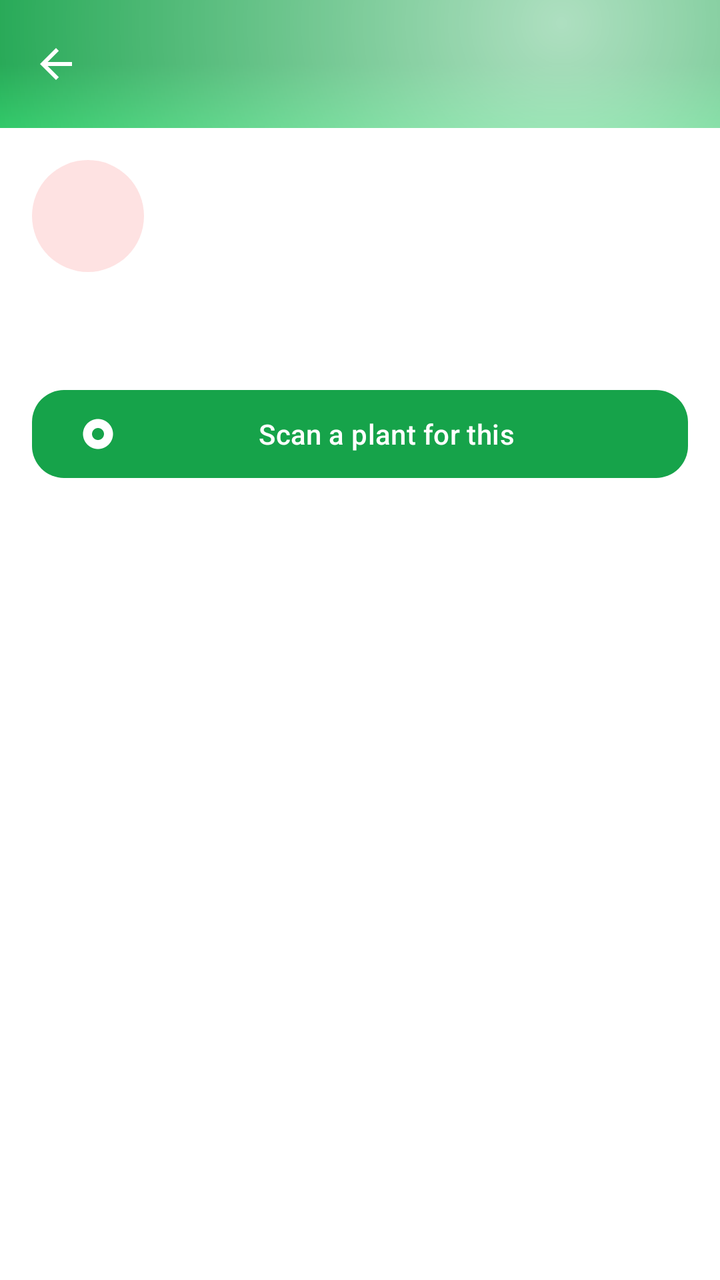
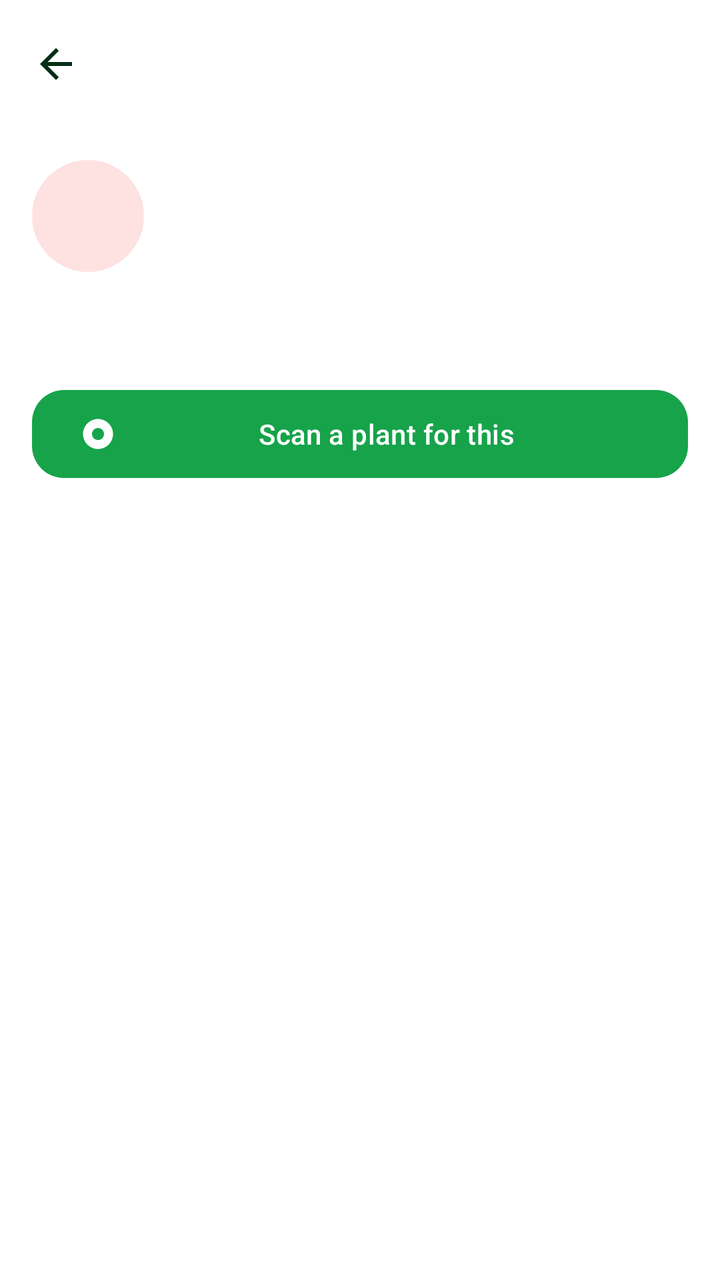

Screens rendered from an Android XML layout before and after an edit, with the pre-edit source and the edit as a unified diff.
<!-- AndroidManifest.xml: application theme Theme.PlantDiseases -->
<!-- res/layout/activity_guide_detail.xml -->
<?xml version="1.0" encoding="utf-8"?>
<androidx.coordinatorlayout.widget.CoordinatorLayout xmlns:android="http://schemas.android.com/apk/res/android"
    xmlns:app="http://schemas.android.com/apk/res-auto"
    android:layout_width="match_parent"
    android:layout_height="match_parent"
    android:background="@color/background">

    <com.google.android.material.appbar.AppBarLayout
        android:id="@+id/appbar"
        android:layout_width="match_parent"
        android:layout_height="wrap_content"
        android:background="@drawable/bg_toolbar_gradient"
        app:elevation="0dp">

        <com.google.android.material.appbar.MaterialToolbar
            android:id="@+id/guide_detail_toolbar"
            android:layout_width="match_parent"
            android:layout_height="64dp"
            app:navigationIcon="@drawable/ic_back"
            app:navigationIconTint="@color/toolbar_title"
            app:titleTextColor="@color/toolbar_title" />
    </com.google.android.material.appbar.AppBarLayout>

    <androidx.core.widget.NestedScrollView
        android:id="@+id/guide_scroll"
        android:layout_width="match_parent"
        android:layout_height="match_parent"
        android:clipToPadding="false"
        app:layout_behavior="@string/appbar_scrolling_view_behavior">

        <LinearLayout
            android:layout_width="match_parent"
            android:layout_height="wrap_content"
            android:orientation="vertical"
            android:paddingHorizontal="@dimen/content_gutter"
            android:paddingTop="@dimen/space_lg"
            android:paddingBottom="@dimen/space_3xl">

            
            <LinearLayout
                android:layout_width="match_parent"
                android:layout_height="wrap_content"
                android:gravity="center_vertical"
                android:orientation="horizontal"
                android:layout_marginBottom="@dimen/space_md">

                <FrameLayout
                    android:layout_width="56dp"
                    android:layout_height="56dp"
                    android:layout_marginEnd="@dimen/space_md"
                    android:background="@drawable/bg_circle_disease">

                    <ImageView
                        android:id="@+id/iv_guide_icon"
                        android:layout_width="30dp"
                        android:layout_height="30dp"
                        android:layout_gravity="center"
                        app:tint="@color/disease_red"
                        android:contentDescription="@null" />
                </FrameLayout>

                <TextView
                    android:id="@+id/tv_guide_title"
                    android:layout_width="0dp"
                    android:layout_height="wrap_content"
                    android:layout_weight="1"
                    android:fontFamily="sans-serif-medium"
                    android:textColor="@color/on_surface"
                    android:textSize="@dimen/text_title" />
            </LinearLayout>

            <TextView
                android:id="@+id/tv_guide_desc"
                android:layout_width="match_parent"
                android:layout_height="wrap_content"
                android:layout_marginBottom="@dimen/space_md"
                android:lineSpacingExtra="3dp"
                android:textColor="@color/on_surface_secondary"
                android:textSize="@dimen/text_body" />

            <LinearLayout
                android:id="@+id/ll_guide_sections"
                android:layout_width="match_parent"
                android:layout_height="wrap_content"
                android:orientation="vertical" />

            <com.google.android.material.button.MaterialButton
                android:id="@+id/btn_guide_scan"
                android:layout_width="match_parent"
                android:layout_height="52dp"
                android:layout_marginTop="@dimen/space_md"
                android:text="@string/guide_detail_scan"
                app:cornerRadius="@dimen/radius_md"
                app:icon="@drawable/ic_scan" />

        </LinearLayout>
    </androidx.core.widget.NestedScrollView>
</androidx.coordinatorlayout.widget.CoordinatorLayout>
<!-- resources referenced by this layout -->
<resources>
  <color name="background">#FFFFFF</color>
  <color name="on_surface">#052E16</color>
  <color name="on_surface_secondary">#4B5563</color>
  <color name="toolbar_title">#FFFFFF</color>
  <dimen name="content_gutter">16dp</dimen>
  <dimen name="radius_md">16dp</dimen>
  <dimen name="space_3xl">32dp</dimen>
  <dimen name="space_lg">16dp</dimen>
  <dimen name="space_md">12dp</dimen>
  <dimen name="text_body">14sp</dimen>
  <dimen name="text_title">20sp</dimen>
  <!-- drawable bg_toolbar_gradient (drawable) -->
  <?xml version="1.0" encoding="utf-8"?>
  <layer-list xmlns:android="http://schemas.android.com/apk/res/android">
      <item>
          <shape android:shape="rectangle">
              <gradient
                  android:type="linear"
                  android:angle="270"
                  android:startColor="@color/toolbar_top"
                  android:centerColor="@color/gradient_mid"
                  android:endColor="@color/toolbar_bottom" />
          </shape>
      </item>
      <item>
          <shape android:shape="rectangle">
              <gradient
                  android:type="radial"
                  android:gradientRadius="320dp"
                  android:centerX="0.78"
                  android:centerY="0.18"
                  android:startColor="@color/glass_white_soft"
                  android:endColor="@android:color/transparent" />
          </shape>
      </item>
  </layer-list>
  <style name="Theme.PlantDiseases" parent="Theme.Material3.DayNight.NoActionBar">
          <item name="colorPrimary">@color/primary</item>
          <item name="colorPrimaryDark">@color/primary_dark</item>
          <item name="colorOnPrimary">@color/on_primary</item>
          <item name="colorPrimaryContainer">@color/primary_light</item>
          <item name="colorOnPrimaryContainer">@color/primary_dark</item>
          <item name="colorSecondary">@color/secondary</item>
          <item name="colorOnSecondary">@color/on_secondary</item>
          <item name="colorSecondaryContainer">@color/primary_light</item>
          <item name="colorOnSecondaryContainer">@color/primary_dark</item>
          <item name="android:colorBackground">@color/background</item>
          
          <item name="android:windowBackground">@color/background</item>
          
          <item name="android:windowAnimationStyle">@style/App.Animation.Navigation</item>
          <item name="colorSurface">@color/surface</item>
          <item name="colorSurfaceVariant">@color/surface_variant</item>
          <item name="colorOnSurface">@color/on_surface</item>
          <item name="colorOnSurfaceVariant">@color/on_surface_secondary</item>
          
          <item name="colorSurfaceContainerLow">@color/surface_container_low</item>
          <item name="colorSurfaceContainer">@color/surface_container</item>
          <item name="colorSurfaceContainerHigh">@color/surface_container_high</item>
          <item name="colorSurfaceContainerHighest">@color/surface_container_highest</item>
          <item name="colorSurfaceContainerLowest">@color/surface_container_lowest</item>
          
          <item name="android:statusBarColor">@android:color/transparent</item>
          <item name="android:windowLightStatusBar">false</item>
          <item name="android:navigationBarColor">@color/background</item>
  
          
          <item name="appBarLayoutStyle">@style/Widget.Material3.AppBarLayout</item>
  
          
          <item name="materialButtonStyle">@style/App.Button.Filled</item>
          <item name="floatingActionButtonStyle">@style/App.FAB</item>
          <item name="extendedFloatingActionButtonStyle">@style/App.FAB.Extended</item>
      </style>
  <color name="toolbar_top">#16A34A</color>
  <color name="gradient_mid">#16A34A</color>
  <color name="toolbar_bottom">#22C55E</color>
  <color name="glass_white_soft">#A6FFFFFF</color>
  <color name="primary">#16A34A</color>
  <color name="on_primary">#FFFFFF</color>
  <color name="secondary">#4ADE80</color>
  <color name="surface">#FFFFFF</color>
  <dimen name="space_2xl">24dp</dimen>
  <!-- unchanged entries left out for length: 20 -->
</resources>

<!-- the commit's change to res/layout/activity_guide_detail.xml (unified diff, before → after) -->
@@ -9,7 +9,7 @@
         android:id="@+id/appbar"
         android:layout_width="match_parent"
         android:layout_height="wrap_content"
-        android:background="@drawable/bg_toolbar_gradient"
+        android:background="@color/background"
         app:elevation="0dp">
 
         <com.google.android.material.appbar.MaterialToolbar
@@ -75,7 +75,7 @@
                 android:layout_height="wrap_content"
                 android:layout_marginBottom="@dimen/space_md"
                 android:lineSpacingExtra="3dp"
-                android:textColor="@color/on_surface_secondary"
+                android:textColor="@color/on_surface"
                 android:textSize="@dimen/text_body" />
 
             <LinearLayout
<!-- resource entries referenced after the edit -->
@@ -2,8 +2,8 @@
 <resources>
   <color name="background">#FFFFFF</color>
   <color name="on_surface">#052E16</color>
-  <color name="on_surface_secondary">#4B5563</color>
-  <color name="toolbar_title">#FFFFFF</color>
+  <color name="on_surface_secondary">#21412F</color>
+  <color name="toolbar_title">@color/on_surface</color>
   <dimen name="content_gutter">16dp</dimen>
   <dimen name="radius_md">16dp</dimen>
   <dimen name="space_3xl">32dp</dimen>
@@ -11,31 +11,6 @@
   <dimen name="space_md">12dp</dimen>
   <dimen name="text_body">14sp</dimen>
   <dimen name="text_title">20sp</dimen>
-  <!-- drawable bg_toolbar_gradient (drawable) -->
-  <?xml version="1.0" encoding="utf-8"?>
-  <layer-list xmlns:android="http://schemas.android.com/apk/res/android">
-      <item>
-          <shape android:shape="rectangle">
-              <gradient
-                  android:type="linear"
-                  android:angle="270"
-                  android:startColor="@color/toolbar_top"
-                  android:centerColor="@color/gradient_mid"
-                  android:endColor="@color/toolbar_bottom" />
-          </shape>
-      </item>
-      <item>
-          <shape android:shape="rectangle">
-              <gradient
-                  android:type="radial"
-                  android:gradientRadius="320dp"
-                  android:centerX="0.78"
-                  android:centerY="0.18"
-                  android:startColor="@color/glass_white_soft"
-                  android:endColor="@android:color/transparent" />
-          </shape>
-      </item>
-  </layer-list>
   <style name="Theme.PlantDiseases" parent="Theme.Material3.DayNight.NoActionBar">
           <item name="colorPrimary">@color/primary</item>
           <item name="colorPrimaryDark">@color/primary_dark</item>
@@ -56,6 +31,8 @@
           <item name="colorOnSurface">@color/on_surface</item>
           <item name="colorOnSurfaceVariant">@color/on_surface_secondary</item>
           
+          <item name="android:textColorSecondary">@color/on_surface_secondary</item>
+          
           <item name="colorSurfaceContainerLow">@color/surface_container_low</item>
           <item name="colorSurfaceContainer">@color/surface_container</item>
           <item name="colorSurfaceContainerHigh">@color/surface_container_high</item>
@@ -63,8 +40,10 @@
           <item name="colorSurfaceContainerLowest">@color/surface_container_lowest</item>
           
           <item name="android:statusBarColor">@android:color/transparent</item>
-          <item name="android:windowLightStatusBar">false</item>
+          
+          <item name="android:windowLightStatusBar">true</item>
           <item name="android:navigationBarColor">@color/background</item>
+          <item name="android:windowLightNavigationBar">true</item>
   
           
           <item name="appBarLayoutStyle">@style/Widget.Material3.AppBarLayout</item>
@@ -74,10 +53,6 @@
           <item name="floatingActionButtonStyle">@style/App.FAB</item>
           <item name="extendedFloatingActionButtonStyle">@style/App.FAB.Extended</item>
       </style>
-  <color name="toolbar_top">#16A34A</color>
-  <color name="gradient_mid">#16A34A</color>
-  <color name="toolbar_bottom">#22C55E</color>
-  <color name="glass_white_soft">#A6FFFFFF</color>
   <color name="primary">#16A34A</color>
   <color name="on_primary">#FFFFFF</color>
   <color name="secondary">#4ADE80</color>
